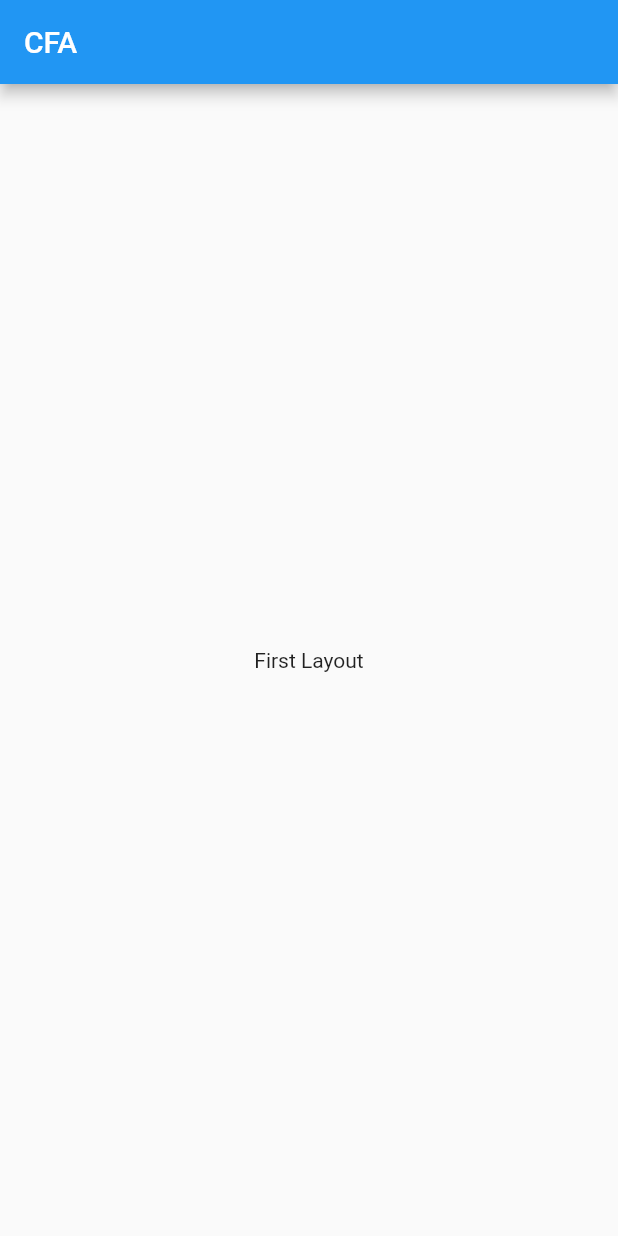
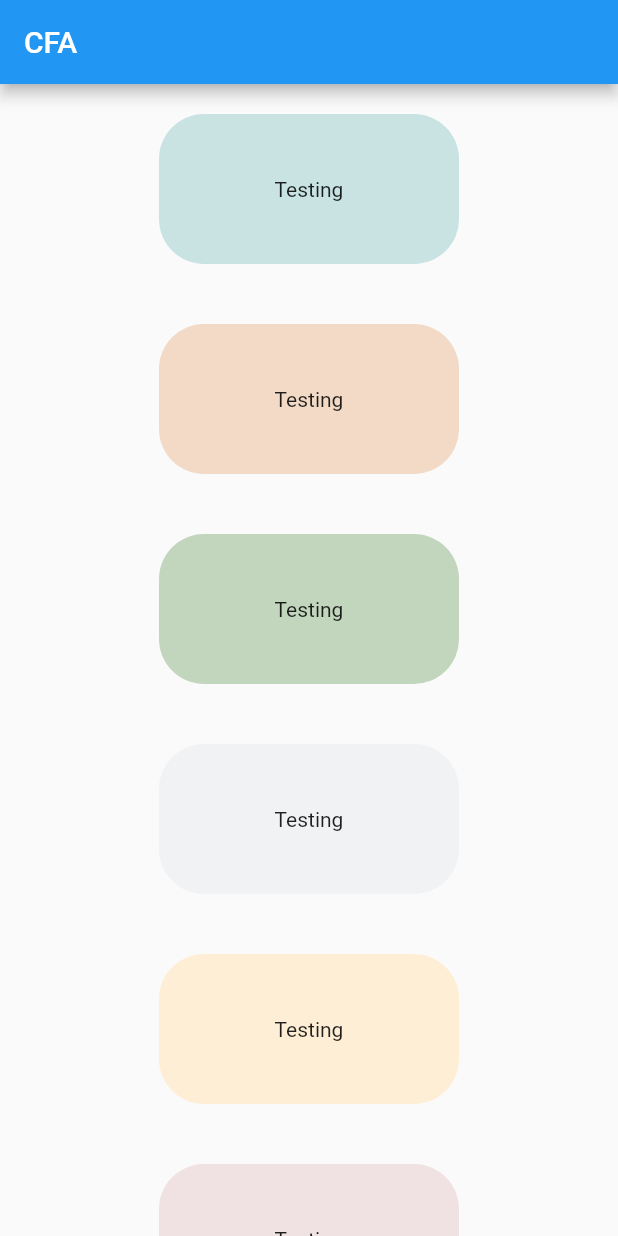
Before and after one commit to Sparsh-R17/Climate-Fintech-App, a Flutter app: the screen it shows after launch, on a phone screen of 412 x 824 dp. Run offline on Flutter 3.47's test engine with Material 2 defaults, Android fonts, the phone set to English and light mode, and no system bars.

Commit message:
Custom Color Palette Added

```diff
--- /dev/null
+++ b/lib/config/colors.dart
@@ -0,0 +1,11 @@
+import 'package:flutter/cupertino.dart';
+
+class AppColor {
+  static const green = Color(0xffC2D6BD);
+  static const blue = Color(0xffC9E3E3);
+  static const grey = Color(0xffF1F2F4);
+  static const brown = Color(0xffF2DAC6);
+  static const pink = Color(0xffF0E2E2);
+  static const yellow = Color(0xffF2EBC6);
+  static const lightBrown = Color(0xffFEEED5);
+}
--- a/lib/main.dart
+++ b/lib/main.dart
@@ -1,5 +1,7 @@
 import 'package:flutter/material.dart';
 import 'package:flutter/services.dart';
+
+import '/config/colors.dart';
 
 void main() {
   WidgetsFlutterBinding.ensureInitialized();
@@ -22,6 +24,16 @@ class MyApp extends StatelessWidget {
   }
 }
 
+List<Color> colorTesting = [
+  AppColor.blue,
+  AppColor.brown,
+  AppColor.green,
+  AppColor.grey,
+  AppColor.lightBrown,
+  AppColor.pink,
+  AppColor.yellow,
+];
+
 class MainPage extends StatelessWidget {
   const MainPage({super.key});
 
@@ -31,8 +43,24 @@ class MainPage extends StatelessWidget {
       appBar: AppBar(
         title: const Text('CFA'),
       ),
-      body: const Center(
-        child: Text('First Layout'),
+      body: ListView.builder(
+        itemCount: colorTesting.length,
+        itemBuilder: (ctx, i) {
+          return Center(
+            child: Container(
+              margin: const EdgeInsets.all(20),
+              width: 200,
+              height: 100,
+              decoration: BoxDecoration(
+                borderRadius: BorderRadius.circular(30),
+                color: colorTesting[i],
+              ),
+              child: const Center(
+                child: Text('Testing'),
+              ),
+            ),
+          );
+        },
       ),
     );
   }
```
